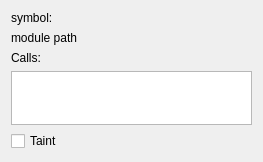
The window that rgat/labelMouseoverWidget.ui (ncatlin/rgat) describes before a commit, drawn with Qt 5.
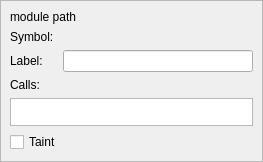
The same window after the commit. Custom widgets are drawn as their Qt base class.

Commit message: editable node label

What changed in the file:
```diff
--- a/rgat/labelMouseoverWidget.ui
+++ b/rgat/labelMouseoverWidget.ui
@@ -16,6 +16,12 @@
     <height>162</height>
    </rect>
   </property>
+  <property name="minimumSize">
+   <size>
+    <width>0</width>
+    <height>0</height>
+   </size>
+  </property>
   <property name="windowTitle">
    <string>Form</string>
   </property>
@@ -23,28 +29,85 @@
    <double>1.000000000000000</double>
   </property>
   <layout class="QVBoxLayout" name="verticalLayout">
-   <item>
-    <widget class="QLabel" name="symbolText">
-     <property name="text">
-      <string>symbol:</string>
-     </property>
-    </widget>
-   </item>
+   <property name="spacing">
+    <number>0</number>
+   </property>
+   <property name="leftMargin">
+    <number>0</number>
+   </property>
+   <property name="topMargin">
+    <number>0</number>
+   </property>
+   <property name="rightMargin">
+    <number>0</number>
+   </property>
+   <property name="bottomMargin">
+    <number>0</number>
+   </property>
    <item>
+    <widget class="mouseoverFrame" name="frame">
+     <property name="minimumSize">
+      <size>
+       <width>0</width>
+       <height>0</height>
+      </size>
+     </property>
+     <property name="frameShape">
+      <enum>QFrame::StyledPanel</enum>
+     </property>
+     <property name="frameShadow">
+      <enum>QFrame::Raised</enum>
+     </property>
+     <layout class="QGridLayout" name="gridLayout">
+      <item row="0" column="0">
     <widget class="QLabel" name="moduleLabel">
      <property name="text">
       <string>module path</string>
      </property>
     </widget>
    </item>
+      <item row="1" column="0">
+       <widget class="QLabel" name="symbolText">
+        <property name="text">
+         <string>Symbol:</string>
+        </property>
+       </widget>
+      </item>
+      <item row="2" column="0">
+       <layout class="QHBoxLayout" name="horizontalLayout">
    <item>
+         <widget class="QLabel" name="nodeLabel">
+          <property name="text">
+           <string>Label:</string>
+          </property>
+         </widget>
+        </item>
+        <item>
+         <widget class="QLineEdit" name="labelEdit">
+          <property name="minimumSize">
+           <size>
+            <width>190</width>
+            <height>0</height>
+           </size>
+          </property>
+          <property name="maximumSize">
+           <size>
+            <width>190</width>
+            <height>16777215</height>
+           </size>
+          </property>
+         </widget>
+        </item>
+       </layout>
+      </item>
+      <item row="3" column="0">
     <widget class="QLabel" name="callCount">
      <property name="text">
       <string>Calls:</string>
      </property>
     </widget>
    </item>
-   <item>
+      <item row="4" column="0">
     <widget class="QListWidget" name="callsText">
      <property name="minimumSize">
       <size>
@@ -66,7 +129,7 @@
      </property>
     </widget>
    </item>
-   <item>
+      <item row="5" column="0">
     <widget class="QCheckBox" name="checkBox">
      <property name="text">
       <string>Taint</string>
@@ -75,6 +138,20 @@
    </item>
   </layout>
  </widget>
+   </item>
+  </layout>
+ </widget>
+ <customwidgets>
+  <customwidget>
+   <class>mouseoverFrame</class>
+   <extends>QFrame</extends>
+   <header>mouseoverFrame.h</header>
+   <container>1</container>
+   <slots>
+    <slot>changedLabel()</slot>
+   </slots>
+  </customwidget>
+ </customwidgets>
  <resources/>
  <connections/>
 </ui>
```
Left out of the diff: 19 changed lines with no effect on the pictures. Lines whose indentation alone changed are shown as unchanged. The commit also changes 8 other files.
